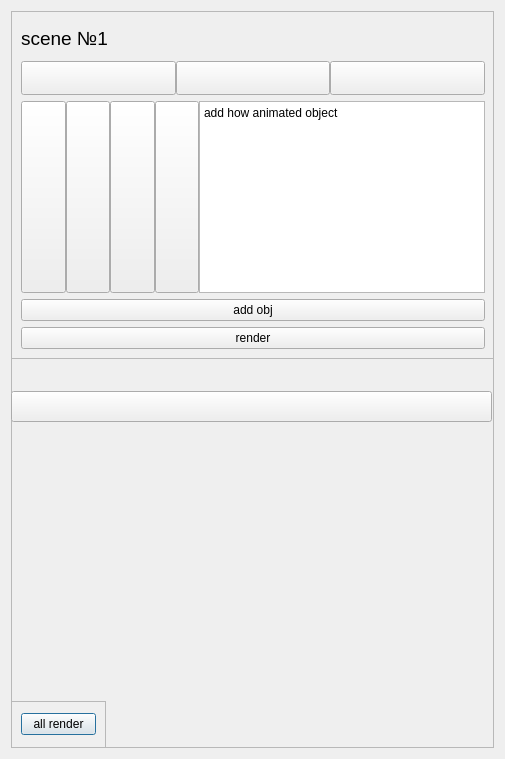
This is ai_panel.ui in alekssworm/ai_editor_images as Qt 5 draws it before an edit. The edited form follows.
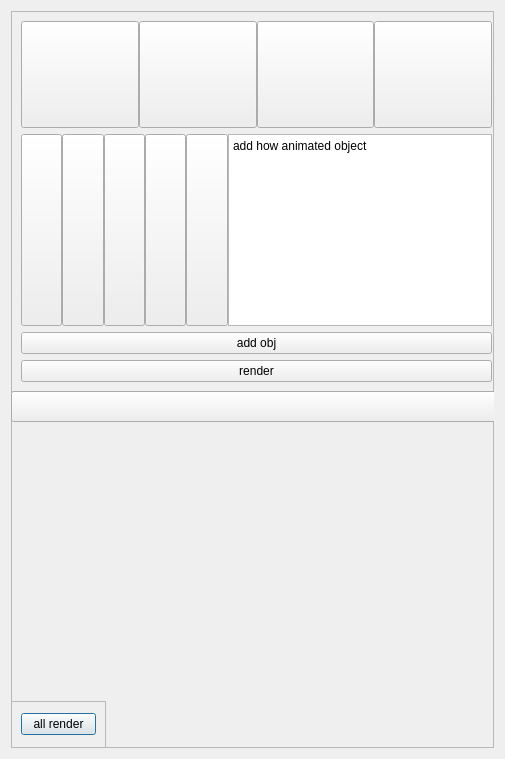
This is the edited form. Icons and pictures are not drawn.

```diff
--- a/ai_panel.ui
+++ b/ai_panel.ui
@@ -52,8 +52,8 @@
        <rect>
         <x>0</x>
         <y>0</y>
-        <width>484</width>
-        <height>348</height>
+        <width>491</width>
+        <height>381</height>
        </rect>
       </property>
       <property name="orientation">
@@ -69,21 +69,9 @@
        <property name="frameShadow">
         <enum>QFrame::Shadow::Raised</enum>
        </property>
-       <layout class="QVBoxLayout" name="verticalLayout">
-        <item>
-         <widget class="QLabel" name="label">
-          <property name="font">
-           <font>
-            <pointsize>14</pointsize>
-           </font>
-          </property>
-          <property name="text">
-           <string>scene №1</string>
-          </property>
-         </widget>
-        </item>
-        <item>
-         <widget class="QSplitter" name="splitter_3">
+       <layout class="QGridLayout" name="gridLayout">
+        <item row="0" column="0">
+         <widget class="QSplitter" name="splitter_2">
           <property name="orientation">
            <enum>Qt::Orientation::Horizontal</enum>
           </property>
@@ -135,9 +123,24 @@
             </size>
            </property>
           </widget>
+          <widget class="QPushButton" name="colour_1">
+           <property name="text">
+            <string/>
+           </property>
+           <property name="icon">
+            <iconset>
+             <normaloff>icons/palette.svg</normaloff>icons/palette.svg</iconset>
+           </property>
+           <property name="iconSize">
+            <size>
+             <width>24</width>
+             <height>24</height>
+            </size>
+           </property>
+          </widget>
          </widget>
         </item>
-        <item>
+        <item row="1" column="0">
          <widget class="QSplitter" name="splitter">
           <property name="orientation">
            <enum>Qt::Orientation::Horizontal</enum>
@@ -190,6 +193,21 @@
             </size>
            </property>
           </widget>
+          <widget class="QPushButton" name="colour">
+           <property name="text">
+            <string/>
+           </property>
+           <property name="icon">
+            <iconset>
+             <normaloff>icons/palette.svg</normaloff>icons/palette.svg</iconset>
+           </property>
+           <property name="iconSize">
+            <size>
+             <width>24</width>
+             <height>24</height>
+            </size>
+           </property>
+          </widget>
           <widget class="QPushButton" name="pushButton_4">
            <property name="text">
             <string/>
@@ -206,14 +224,14 @@
           </widget>
          </widget>
         </item>
-        <item>
+        <item row="2" column="0">
          <widget class="QPushButton" name="pushButton_19">
           <property name="text">
            <string>add obj</string>
           </property>
          </widget>
         </item>
-        <item>
+        <item row="3" column="0">
          <widget class="QPushButton" name="pushButton_18">
           <property name="text">
            <string>render</string>
@@ -228,7 +246,7 @@
        <rect>
         <x>0</x>
         <y>380</y>
-        <width>481</width>
+        <width>491</width>
         <height>31</height>
        </rect>
       </property>
```
